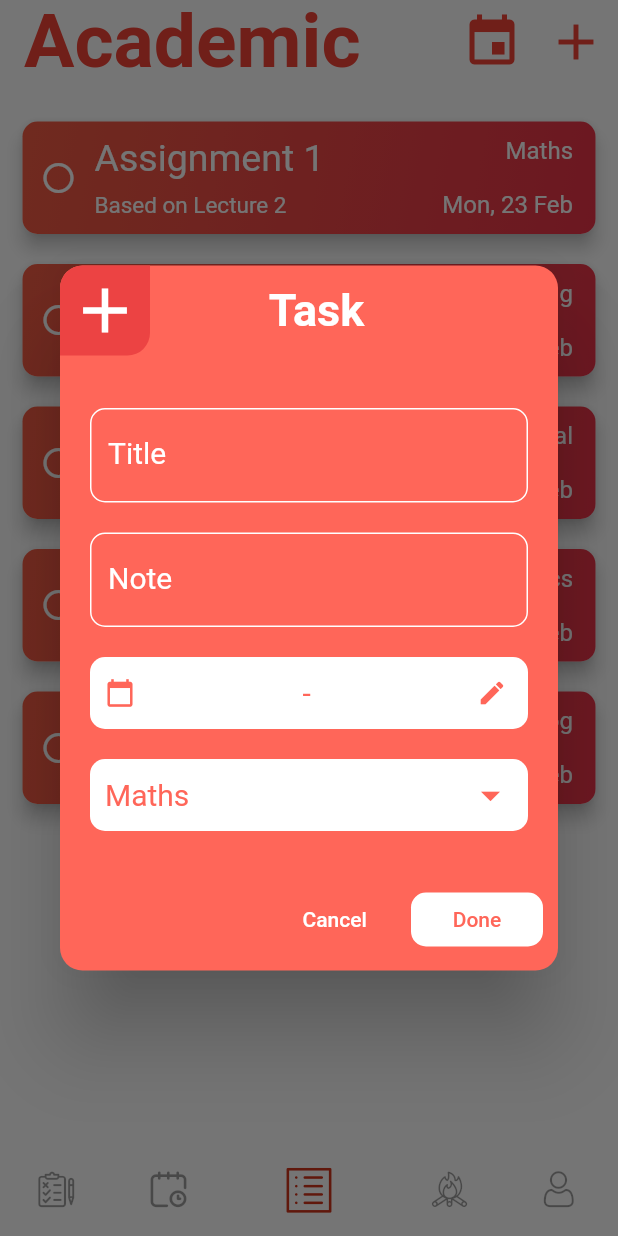
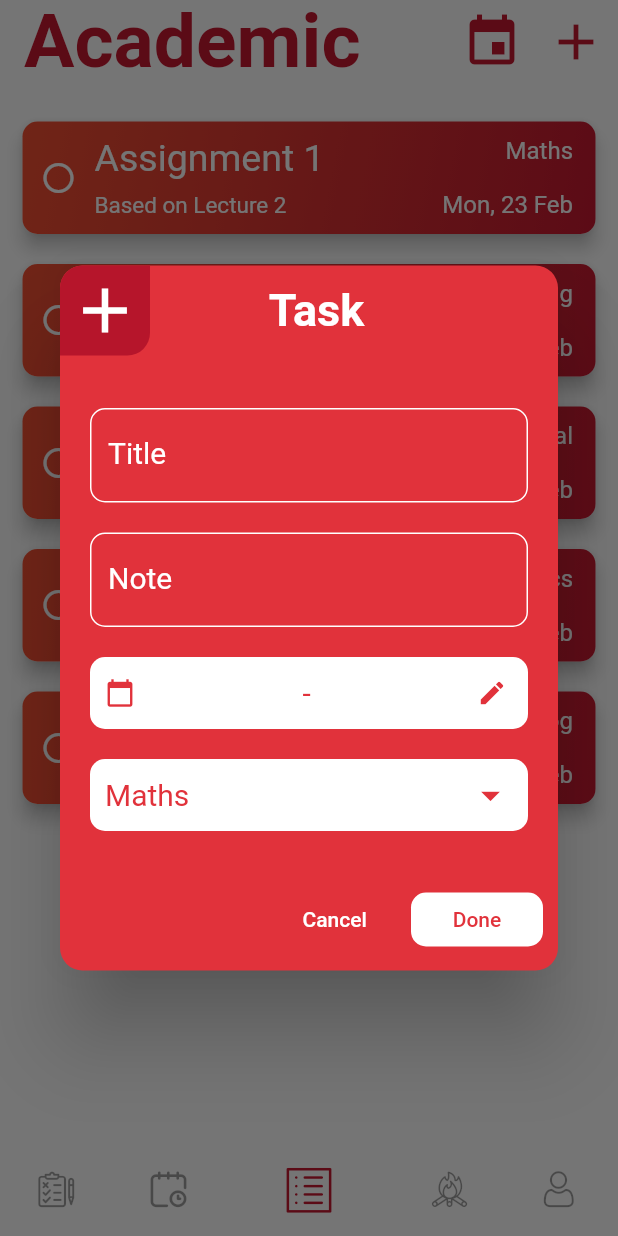
Before and after one commit to abishek-bupathi/college-companion, a Flutter app: the screen it shows after launch, item 3 of the bottom bar chosen, after a tap on the "add" icon, on a phone screen of 412 x 824 dp. Run offline on Flutter 3.47's test engine with Material 2 defaults, Android fonts, the light colour scheme and no system bars; our stand-ins replace flutter_calendar_carousel, flutter_datetime_picker.

Commit message:
modified colours

```diff
--- a/lib/academic.dart
+++ b/lib/academic.dart
@@ -50,7 +50,7 @@ class _AcademicState extends State<Academic> {
             title: Text('Academic',
                 style: TextStyle(
                     fontSize: 50,
-                    color: Colors.red,
+                    color: Color(0xFFc71831),
                     fontWeight: FontWeight.bold)),
             actions: <Widget>[
               new IconButton(
@@ -62,7 +62,7 @@ class _AcademicState extends State<Academic> {
                   );
                 },
                 iconSize: 40,
-                color: Colors.red,
+                color: Color(0xFFc71831)
               ),
               new IconButton(
                 icon: new Icon(Icons.add),
@@ -73,7 +73,7 @@ class _AcademicState extends State<Academic> {
                       builder: (context) =>  addTaskDialog(context, widget.moduleList));
                 },
                 iconSize: 40,
-                color: Colors.red,
+                color: Color(0xFFc71831)
               ),
             ],
           ),
@@ -110,7 +110,7 @@ class _AcademicState extends State<Academic> {
 addTaskDialog(BuildContext context, List modulesList) {
   String _module = modulesList[0], _note = "", _title = "";
   var dateWithoutFormat, _date = " - ";
-  int red_bg = 0xFFFF6659, red_high = 0xFFEC4343;
+  int red_bg = 0xFFe1323b, red_high = 0xFFb6152b;
 
   return Dialog(
       shape: RoundedRectangleBorder(
@@ -314,7 +314,7 @@ addTaskDialog(BuildContext context, List modulesList) {
                     mainAxisAlignment: MainAxisAlignment.end,
                     children: [
                       MaterialButton(
-                        highlightColor: Colors.red,
+                        highlightColor: Color(red_high),
                         shape: RoundedRectangleBorder(
                           borderRadius: BorderRadius.circular(10),
                         ),
@@ -372,7 +372,7 @@ class _ItemAcademicState extends State<ItemAcademic> {
             gradient: LinearGradient(
               colors: widget.completed
                   ? [Colors.black54, Colors.black54]
-                  : [Color(0xFFf45c43), Color(0xFFeb3349)],
+                  : [Color(0xFFf45033), Color(0xFFc71831)],
 
               begin: Alignment.topLeft,
               end: Alignment.bottomRight,
@@ -442,7 +442,7 @@ class _ItemAcademicState extends State<ItemAcademic> {
 }
 
 editTaskDialog(BuildContext context, String title, String note, String module, var date, List modulesList) {
-  int red_bg = 0xFFFF6C5F/*0xFFFF6659*/, red_high = 0xFFEC4343, label_clr = 0xFFFFACA9;
+  int red_bg = 0xFFe1323b, red_high = 0xFFb6152b, label_clr = 0xFFFFACA9;
   var dateWithoutFormat;
   var noteController = new TextEditingController();
   noteController.text = note;
--- a/lib/classes.dart
+++ b/lib/classes.dart
@@ -6,7 +6,7 @@ class Classes extends StatefulWidget {
 }
 
 class _ClassesState extends State<Classes> {
-  int orange_dark = 0xFFf46b45, orange_light = 0xFFeea849;
+  int magenta_dark = 0xFF861657, magenta_light = 0xFFaf5a76;
   int _selectedPage = 2;
 
 
@@ -34,7 +34,7 @@ class _ClassesState extends State<Classes> {
           elevation: 0,
           backgroundColor: Colors.transparent,
           title: Text('Classes',
-              style: TextStyle(fontSize: 50, color: Color(orange_dark))),
+              style: TextStyle(fontSize: 50, color: Color(magenta_dark))),
         ),
         body: Container(
           padding: EdgeInsets.fromLTRB(10, 10, 10, 10),
@@ -48,7 +48,7 @@ class _ClassesState extends State<Classes> {
                   child: Column(
                     children: <Widget>[
                       Card(
-                        color: Color(orange_dark),
+                        color: Color(magenta_dark),
                         shape: RoundedRectangleBorder(
                           borderRadius: BorderRadius.circular(10),
                         ),
@@ -108,7 +108,7 @@ class _ClassesState extends State<Classes> {
               bottomNavigationBar: Container(
                 height: 40,
                 decoration: BoxDecoration(
-                  color: Color(orange_dark),
+                  color: Color(magenta_dark),
                   borderRadius: BorderRadius.circular(10),
                   boxShadow: [
                     BoxShadow(
@@ -128,7 +128,7 @@ class _ClassesState extends State<Classes> {
                   labelColor: Colors.white,
                   unselectedLabelColor: Colors.white,
                   indicator: BoxDecoration(
-                    color: Color(orange_light),
+                    color: Color(magenta_light),
                     borderRadius: BorderRadius.circular(10),
                     boxShadow: [
                       BoxShadow(
@@ -243,7 +243,7 @@ class _ItemClassesState extends State<ItemClasses> {
           gradient: LinearGradient(
             //   colors: [Color(0xFF04B46D), Color(0xFF119DA4)],
 
-            colors: [Color(_ClassesState().orange_light), Color(_ClassesState().orange_dark)],
+            colors: [Color(_ClassesState().magenta_light), Color(_ClassesState().magenta_dark)],
             begin: Alignment.topLeft,
             end: Alignment.bottomRight,
           ),
--- a/lib/main.dart
+++ b/lib/main.dart
@@ -90,14 +90,14 @@ class MyAppState extends State<MyApp>{
                 icon: Icon(CustomIcons.calendar),
                 backgroundColor: Colors.white,
                 activeIcon: Icon(
-                  CustomIcons.calendar, color: Color(0xFFE97052), size: 30,),
+                  CustomIcons.calendar, color: Color(0xFF861657), size: 30,),
                 title: Text('Classes'),
               ),
               BottomNavigationBarItem(
                 icon: Icon(CustomIcons.list),
                 backgroundColor: Colors.white,
                 activeIcon: Icon(
-                  CustomIcons.list, color: Color(0xFFd2341b), size: 30,),
+                  CustomIcons.list, color: Color(0xFFc71831), size: 30,),
                 title: Text('Academic'),
               ),
               BottomNavigationBarItem(
```
